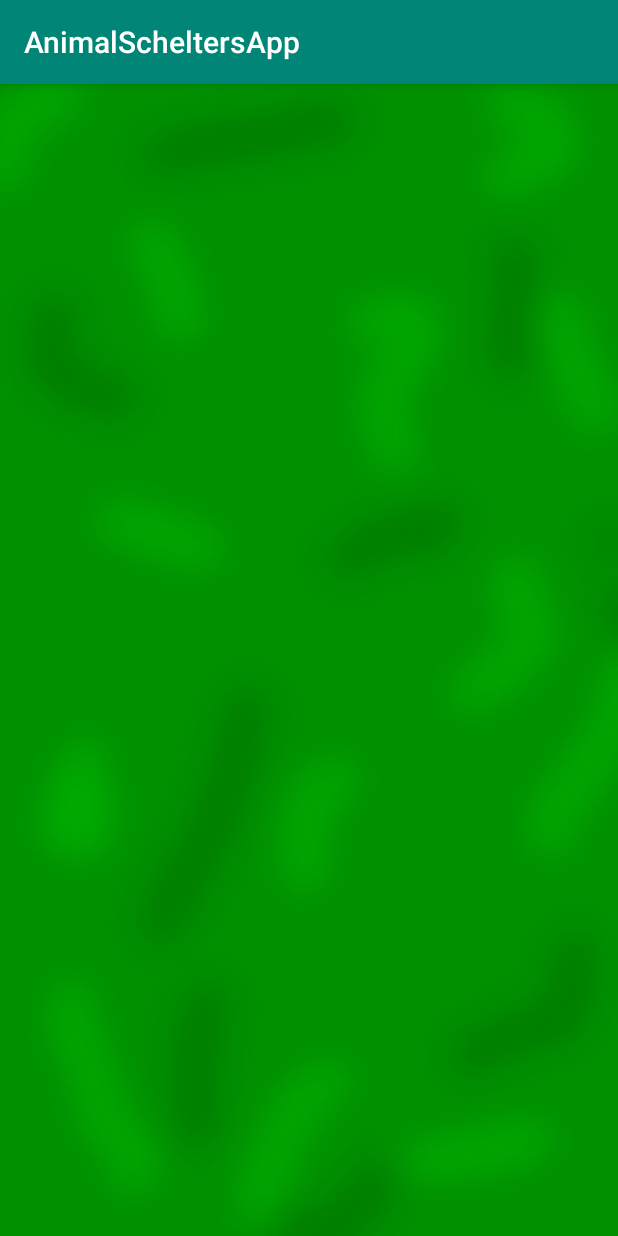
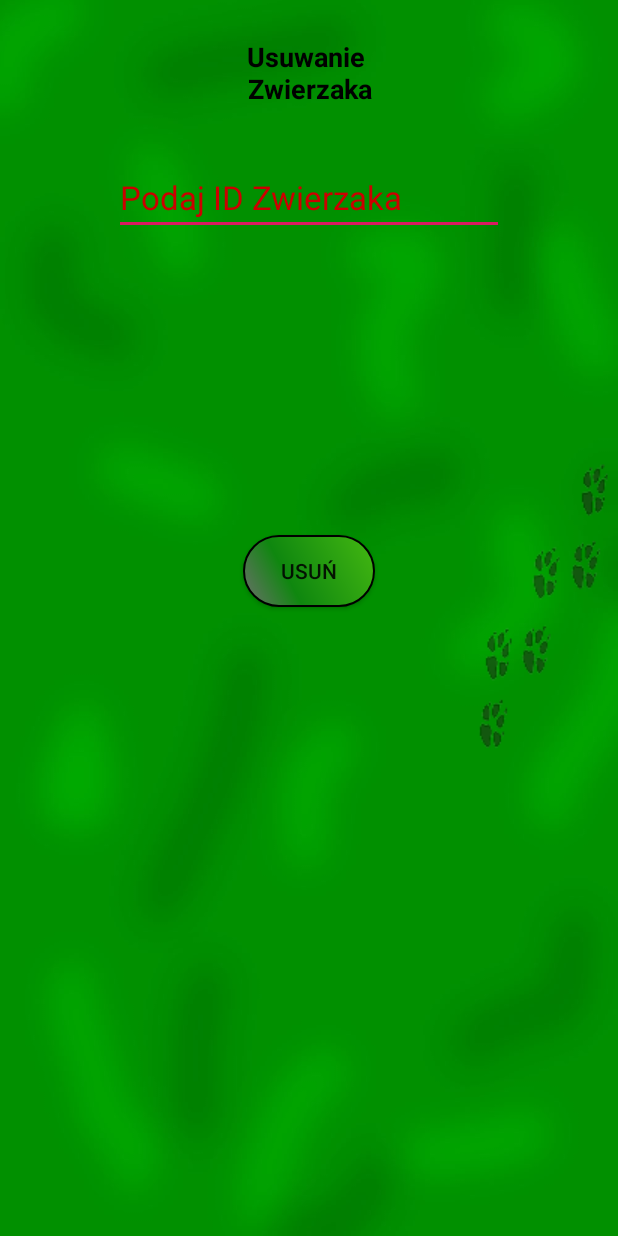
Before and after one commit to Vrezer/AnimalScheltersApp, an Android app: the DeleteAnimal screen opened directly, with no data from a screen before it, on a phone screen of 412 x 824 dp. Run offline under Robolectric (Android 15) with nearby library versions, the phone set to English and light mode, and no system bars; our stand-ins replace Firebase (no records; nobody signed in at launch, a user with empty details on screens opened directly).

Commit message:
Create new function delete animal from database and storage

```diff
--- a/app/src/main/AndroidManifest.xml
+++ b/app/src/main/AndroidManifest.xml
@@ -11,7 +11,8 @@
         android:roundIcon="@mipmap/ic_launcher_round"
         android:supportsRtl="true"
         android:theme="@style/AppTheme">
-        <activity android:name=".DeleteAnimal"></activity>
+        <activity android:name=".DisplayAnimal"></activity>
+        <activity android:name=".DeleteAnimal" />
         <activity android:name=".AddAnimal" />
         <activity android:name=".AdminActivity" />
         <activity android:name=".UserActivity" />
--- a/app/src/main/java/com/example/animalscheltersapp/AdminActivity.java
+++ b/app/src/main/java/com/example/animalscheltersapp/AdminActivity.java
@@ -36,6 +36,6 @@ public class AdminActivity extends AppCompatActivity {
 
     public void DeleteAnimal(View view)
     {
-        startActivity(new Intent(this, AddAnimal.class));
+        startActivity(new Intent(this, DeleteAnimal.class));
     }
 }
--- a/app/src/main/java/com/example/animalscheltersapp/DeleteAnimal.java
+++ b/app/src/main/java/com/example/animalscheltersapp/DeleteAnimal.java
@@ -1,14 +1,93 @@
 package com.example.animalscheltersapp;
 
+
+import androidx.annotation.NonNull;
+import androidx.appcompat.app.AlertDialog;
 import androidx.appcompat.app.AppCompatActivity;
 
+import android.content.DialogInterface;
+import android.content.Intent;
 import android.os.Bundle;
+import android.view.View;
+import android.widget.Button;
+import android.widget.EditText;
+import android.widget.TextView;
+import android.widget.Toast;
+
+import com.google.android.gms.tasks.OnCanceledListener;
+import com.google.android.gms.tasks.OnCompleteListener;
+import com.google.android.gms.tasks.OnFailureListener;
+import com.google.android.gms.tasks.OnSuccessListener;
+import com.google.android.gms.tasks.Task;
+import com.google.firebase.database.DatabaseReference;
+import com.google.firebase.database.FirebaseDatabase;
+import com.google.firebase.storage.FirebaseStorage;
+import com.google.firebase.storage.StorageReference;
+
+import java.util.Objects;
+
 
 public class DeleteAnimal extends AppCompatActivity {
+
+    Button button;
+    EditText id;
+    StorageReference storageReference;
 
     @Override
     protected void onCreate(Bundle savedInstanceState) {
         super.onCreate(savedInstanceState);
         setContentView(R.layout.activity_delete_animal);
+        Objects.requireNonNull(getSupportActionBar()).hide();
+
+        button=findViewById(R.id.DeleteAnimalButton);
+        id=findViewById(R.id.IdDeleteAnimal);
+
+
+        button.setOnClickListener(new View.OnClickListener(){
+
+            @Override
+            public void onClick(View v) {
+                DeleteAnimalProfile();
+            }
+        });
+
     }
+
+    private void DeleteAnimalProfile()
+    {
+        new AlertDialog.Builder(this)
+                .setTitle("Warning")
+                .setMessage("Czy na pewno chcesz usunąć tego zwierzaka?")
+                .setIcon(android.R.drawable.ic_dialog_alert)
+                .setPositiveButton(android.R.string.yes, new DialogInterface.OnClickListener() {
+
+                    public void onClick(DialogInterface dialog, int whichButton) {
+
+
+        storageReference = FirebaseStorage.getInstance().getReference("Animal").child(id.getText().toString());
+        storageReference.delete().addOnSuccessListener(new OnSuccessListener<Void>() {
+            @Override
+            public void onSuccess(Void aVoid) {
+                DeleteAnimalFun();
+                Toast.makeText(DeleteAnimal.this, "Usunięto Zwierzaka! ", Toast.LENGTH_LONG).show();
+                startActivity(new Intent(DeleteAnimal.this, AdminActivity.class));
+            }
+        }).addOnFailureListener(new OnFailureListener() {
+            @Override
+            public void onFailure(@NonNull Exception e) {
+                Toast.makeText(DeleteAnimal.this, "Bledne ID ", Toast.LENGTH_LONG).show();
+                startActivity(new Intent(DeleteAnimal.this, DeleteAnimal.class));
+            }
+        });
+
+                    }})
+                .setNegativeButton(android.R.string.no, null).show();
+    }
+    public void DeleteAnimalFun()
+    {
+                        DatabaseReference ref = FirebaseDatabase.getInstance().getReference("Animal").child(id.getText().toString());
+                        ref.removeValue();
+    }
+
+
 }
--- a/app/src/main/res/layout/activity_admin.xml
+++ b/app/src/main/res/layout/activity_admin.xml
@@ -155,6 +155,7 @@
                 android:layout_height="wrap_content"
                 android:layout_marginTop="15dp"
                 android:background="@drawable/buttonshape"
+                android:onClick="DeleteAnimal"
                 android:text="Usuń Zwierzaka"
                 app:layout_constraintEnd_toStartOf="@+id/imageView7"
                 app:layout_constraintStart_toStartOf="parent"
--- a/app/src/main/res/layout/activity_delete_animal.xml
+++ b/app/src/main/res/layout/activity_delete_animal.xml
@@ -7,4 +7,73 @@
     android:background="@drawable/backgroundcolor"
     tools:context=".DeleteAnimal">
 
+    <ScrollView
+        android:id="@+id/scrollView2"
+        android:layout_width="match_parent"
+        android:layout_height="match_parent"
+        app:layout_constraintBottom_toBottomOf="parent"
+        app:layout_constraintEnd_toEndOf="parent"
+        app:layout_constraintHorizontal_bias="1.0"
+        app:layout_constraintStart_toStartOf="parent"
+        app:layout_constraintTop_toTopOf="parent"
+        app:layout_constraintVertical_bias="0.0">
+
+        <androidx.constraintlayout.widget.ConstraintLayout
+            android:layout_width="match_parent"
+            android:layout_height="wrap_content">
+
+            <TextView
+                android:id="@+id/textView7"
+                android:layout_width="0dp"
+                android:layout_height="wrap_content"
+                android:layout_marginTop="25dp"
+                android:text="Usuwanie \nZwierzaka"
+                android:textAlignment="center"
+                android:textColor="#000000"
+                android:textSize="18sp"
+                android:textStyle="bold"
+                app:layout_constraintEnd_toEndOf="parent"
+                app:layout_constraintStart_toStartOf="parent"
+                app:layout_constraintTop_toTopOf="parent" />
+
+            <ImageView
+                android:id="@+id/imageView9"
+                android:layout_width="wrap_content"
+                android:layout_height="wrap_content"
+                android:alpha="0.5"
+                app:layout_constraintBottom_toBottomOf="parent"
+                app:layout_constraintEnd_toEndOf="parent"
+                app:srcCompat="@drawable/dog" />
+
+            <EditText
+                android:id="@+id/IdDeleteAnimal"
+                android:layout_width="wrap_content"
+                android:layout_height="wrap_content"
+                android:layout_marginTop="35dp"
+                android:ems="10"
+                android:hint="Podaj ID Zwierzaka"
+                android:inputType="textShortMessage|textLongMessage|textPersonName"
+                android:singleLine="false"
+                android:textAppearance="@style/TextAppearance.AppCompat.Large"
+                android:textColorHint="@android:color/holo_red_dark"
+                app:layout_constraintEnd_toEndOf="parent"
+                app:layout_constraintStart_toStartOf="parent"
+                app:layout_constraintTop_toBottomOf="@+id/textView7" />
+
+            <Button
+                android:id="@+id/DeleteAnimalButton"
+                android:layout_width="wrap_content"
+                android:layout_height="wrap_content"
+                android:layout_marginTop="200dp"
+                android:layout_marginBottom="100dp"
+                android:text="Usuń"
+                android:background="@drawable/buttonshape"
+                app:layout_constraintBottom_toBottomOf="parent"
+                app:layout_constraintEnd_toEndOf="parent"
+                app:layout_constraintStart_toStartOf="parent"
+                app:layout_constraintTop_toBottomOf="@+id/IdDeleteAnimal" />
+
+        </androidx.constraintlayout.widget.ConstraintLayout>
+    </ScrollView>
+
 </androidx.constraintlayout.widget.ConstraintLayout>
--- a/build.gradle
+++ b/build.gradle
@@ -7,8 +7,8 @@ buildscript {
 
     }
     dependencies {
-        classpath 'com.android.tools.build:gradle:3.6.3'
-        classpath 'com.google.gms:google-services:4.2.0'
+        classpath 'com.android.tools.build:gradle:4.1.0'
+        classpath 'com.google.gms:google-services:4.3.4'
         classpath 'com.google.gms:google-services:4.3.3'
         // NOTE: Do not place your application dependencies here; they belong
         // in the individual module build.gradle files
```
Also changed, not shown: app/build.gradle (+10 -10 lines), app/src/main/java/com/example/animalscheltersapp/AddAnimal.java (+3 -5 lines), app/src/main/java/com/example/animalscheltersapp/DisplayAnimal.java (added, +18 -0 lines), app/src/main/res/layout/activity_add_animal.xml (+16 -2 lines), app/src/main/res/layout/activity_display_animal.xml (added, +9 -0 lines), gradle/wrapper/gradle-wrapper.properties, 2 other files.
